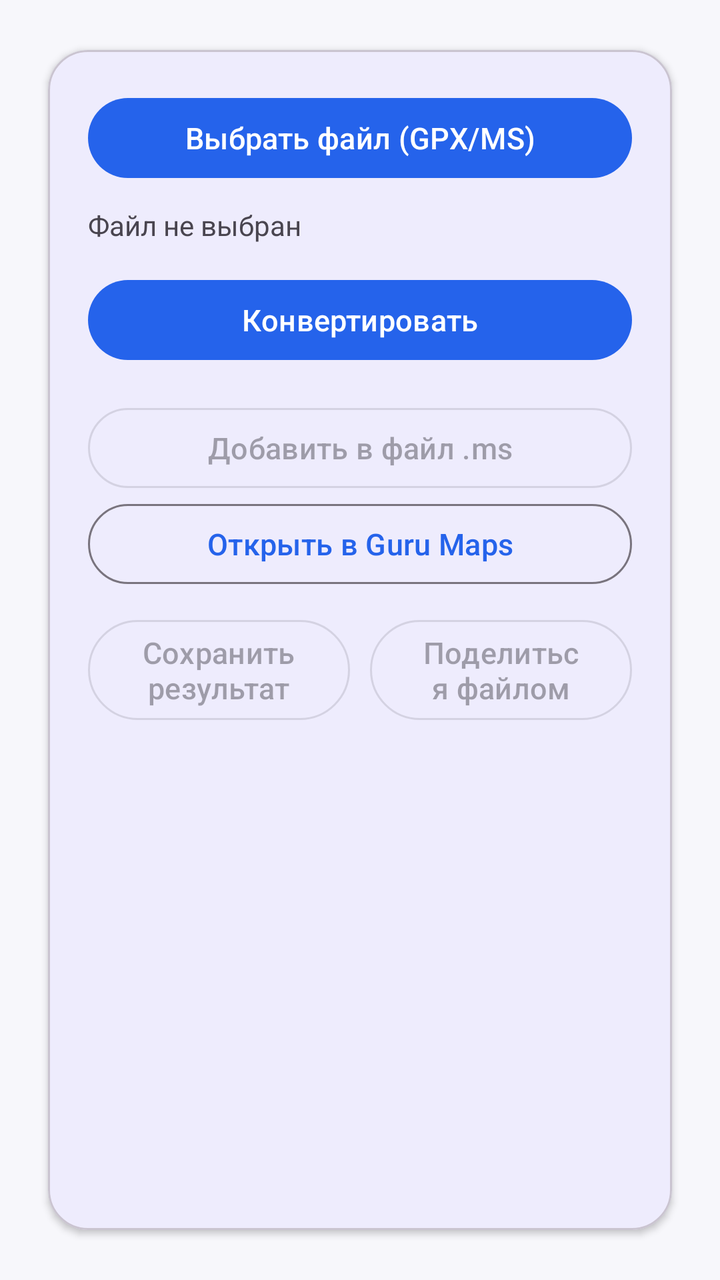
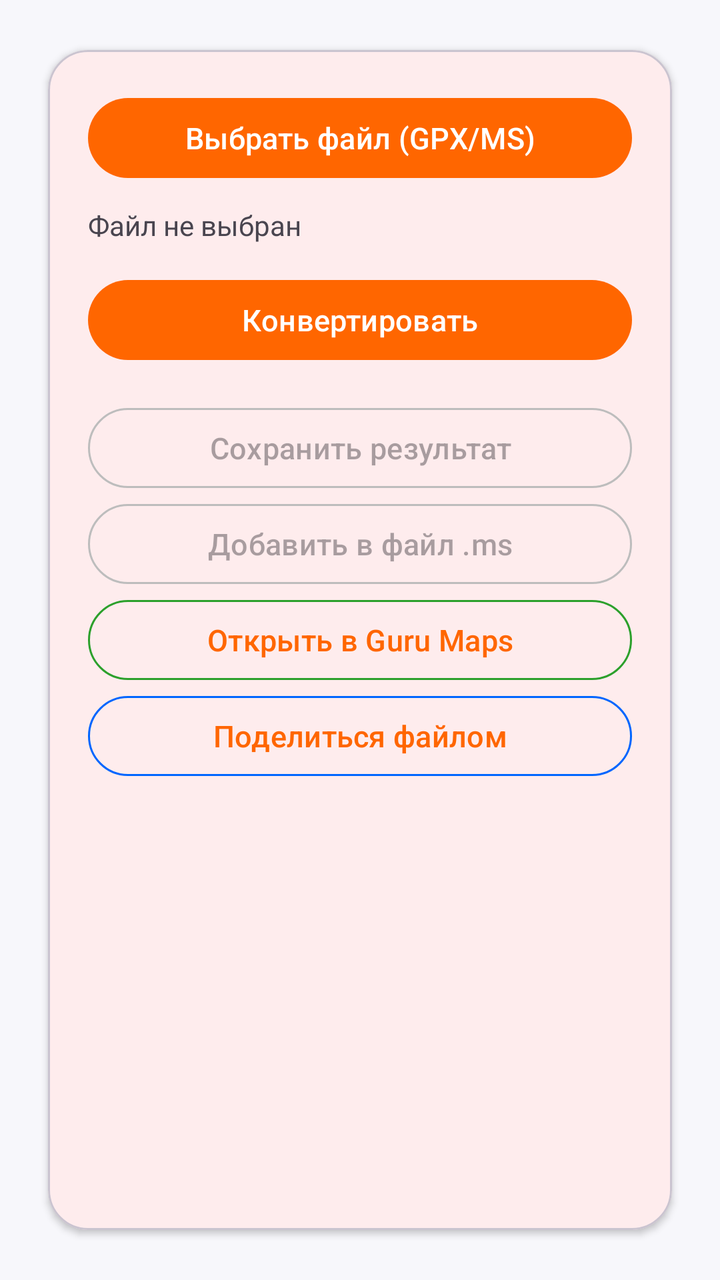

The first picture is an Android layout as it rendered before a commit; the second is the same layout after the commit. The layout source and the unified diff follow.
<!-- AndroidManifest.xml: application theme Theme.GPX2MS -->
<!-- res/layout/activity_main.xml -->
<?xml version="1.0" encoding="utf-8"?>
<ScrollView xmlns:android="http://schemas.android.com/apk/res/android"
    xmlns:app="http://schemas.android.com/apk/res-auto"
    android:layout_width="match_parent"
    android:layout_height="match_parent"
    android:fillViewport="true"
    android:padding="16dp">

    <com.google.android.material.card.MaterialCardView
        android:layout_width="match_parent"
        android:layout_height="wrap_content"
        app:cardCornerRadius="20dp"
        app:cardElevation="2dp"
        app:cardUseCompatPadding="true">

        <LinearLayout
            android:layout_width="match_parent"
            android:layout_height="wrap_content"
            android:orientation="vertical"
            android:padding="20dp">


            <com.google.android.material.button.MaterialButton
                android:id="@+id/btnPick"
                style="@style/Widget.Material3.Button"
                android:layout_width="match_parent"
                android:layout_height="wrap_content"
                android:textSize="15sp"
                android:text="@string/btn_pick"/>

            <TextView
                android:id="@+id/txtPicked"
                android:layout_width="match_parent"
                android:layout_height="wrap_content"
                android:paddingTop="10dp"
                android:text="@string/file_not_selected"/>

            <com.google.android.material.button.MaterialButton
                android:id="@+id/btnConvert"
                style="@style/Widget.Material3.Button"
                android:layout_width="match_parent"
                android:layout_height="wrap_content"
                android:layout_marginTop="14dp"
                android:textSize="15sp"
                android:text="@string/btn_convert"/>



            <Button
                android:id="@+id/btnAppend"
                style="@style/Widget.Material3.Button.OutlinedButton"
                android:layout_width="match_parent"
                android:layout_height="wrap_content"
                android:text="@string/append_into_target"
                android:textSize="15sp"
                android:layout_marginTop="16dp"
                android:enabled="false" />

            <Button
                android:id="@+id/btnOpenGuru"
                style="@style/Widget.Material3.Button.OutlinedButton"
                android:layout_width="match_parent"
                android:layout_height="wrap_content"
                android:text="@string/openGuru"
                android:textSize="15sp"
                android:enabled="true" />

            <LinearLayout
                android:layout_width="match_parent"
                android:layout_height="wrap_content"
                android:orientation="horizontal"
                android:layout_marginTop="10dp">


                <com.google.android.material.button.MaterialButton
                    android:id="@+id/btnSave"
                    style="@style/Widget.Material3.Button.OutlinedButton"
                    android:layout_width="0dp"
                    android:layout_height="wrap_content"
                    android:layout_weight="1"
                    android:text="@string/btn_save"
                    android:textSize="15sp"
                    android:enabled="false"/>

                <com.google.android.material.button.MaterialButton
                    android:id="@+id/btnShare"
                    style="@style/Widget.Material3.Button.OutlinedButton"
                    android:layout_width="0dp"
                    android:layout_height="wrap_content"
                    android:layout_weight="1"
                    android:layout_marginStart="10dp"
                    android:text="@string/btn_share"
                    android:textSize="15sp"
                    android:enabled="false"/>
            </LinearLayout>

            <TextView
                android:id="@+id/txtResult"
                android:layout_width="match_parent"
                android:layout_height="wrap_content"
                android:layout_marginTop="14dp"
                android:text=""/>
        </LinearLayout>
    </com.google.android.material.card.MaterialCardView>
</ScrollView>
<!-- resources referenced by this layout -->
<resources>
  <string name="append_into_target">Добавить в файл .ms</string>
  <string name="btn_convert">Конвертировать</string>
  <string name="btn_pick">Выбрать файл (GPX/MS)</string>
  <string name="btn_save">Сохранить результат</string>
  <string name="btn_share">Поделиться файлом</string>
  <string name="file_not_selected">Файл не выбран</string>
  <string name="openGuru">Открыть в Guru Maps</string>
  <style name="Theme.GPX2MS" parent="Theme.Material3.DayNight.NoActionBar">
          <item name="colorPrimary">@color/md_theme_light_primary</item>
          <item name="colorOnPrimary">@color/md_theme_light_onPrimary</item>
          <item name="colorSecondary">@color/md_theme_light_secondary</item>
          <item name="colorOnSecondary">@color/md_theme_light_onSecondary</item>
          <item name="android:windowBackground">@color/md_theme_light_background</item>
      </style>
  <color name="md_theme_light_primary">#2563EB</color>
  <color name="md_theme_light_onPrimary">#FFFFFF</color>
  <color name="md_theme_light_secondary">#06B6D4</color>
  <color name="md_theme_light_onSecondary">#FFFFFF</color>
  <color name="md_theme_light_background">#F7F7FB</color>
</resources>

<!-- the commit's change to res/layout/activity_main.xml (unified diff, before → after) -->
@@ -44,55 +44,48 @@
                 android:textSize="15sp"
                 android:text="@string/btn_convert"/>
 
+            <com.google.android.material.button.MaterialButton
+                android:id="@+id/btnSave"
+                style="@style/Widget.Material3.Button.OutlinedButton"
+                android:layout_width="match_parent"
+                android:layout_height="wrap_content"
+                android:text="@string/btn_save"
+                android:textSize="15sp"
+                android:layout_marginTop="16dp"
+                app:strokeColor="@color/outlined_button_stroke"
+                android:enabled="false" />
 
-
-            <Button
+            <com.google.android.material.button.MaterialButton
                 android:id="@+id/btnAppend"
                 style="@style/Widget.Material3.Button.OutlinedButton"
                 android:layout_width="match_parent"
                 android:layout_height="wrap_content"
                 android:text="@string/append_into_target"
                 android:textSize="15sp"
-                android:layout_marginTop="16dp"
+                app:strokeColor="@color/outlined_button_stroke"
                 android:enabled="false" />
 
-            <Button
+
+            <com.google.android.material.button.MaterialButton
                 android:id="@+id/btnOpenGuru"
                 style="@style/Widget.Material3.Button.OutlinedButton"
                 android:layout_width="match_parent"
                 android:layout_height="wrap_content"
                 android:text="@string/openGuru"
                 android:textSize="15sp"
+                app:strokeColor="@color/outlined_button_guru"
                 android:enabled="true" />
 
-            <LinearLayout
+            <com.google.android.material.button.MaterialButton
+                android:id="@+id/btnShare"
+                style="@style/Widget.Material3.Button.OutlinedButton"
                 android:layout_width="match_parent"
                 android:layout_height="wrap_content"
-                android:orientation="horizontal"
-                android:layout_marginTop="10dp">
+                android:text="@string/btn_share"
+                android:textSize="15sp"
+                app:strokeColor="@color/outlined_button_share"
+                android:enabled="true" />
 
-
-                <com.google.android.material.button.MaterialButton
-                    android:id="@+id/btnSave"
-                    style="@style/Widget.Material3.Button.OutlinedButton"
-                    android:layout_width="0dp"
-                    android:layout_height="wrap_content"
-                    android:layout_weight="1"
-                    android:text="@string/btn_save"
-                    android:textSize="15sp"
-                    android:enabled="false"/>
-
-                <com.google.android.material.button.MaterialButton
-                    android:id="@+id/btnShare"
-                    style="@style/Widget.Material3.Button.OutlinedButton"
-                    android:layout_width="0dp"
-                    android:layout_height="wrap_content"
-                    android:layout_weight="1"
-                    android:layout_marginStart="10dp"
-                    android:text="@string/btn_share"
-                    android:textSize="15sp"
-                    android:enabled="false"/>
-            </LinearLayout>
 
             <TextView
                 android:id="@+id/txtResult"
<!-- resource entries referenced after the edit -->
@@ -14,7 +14,7 @@
           <item name="colorOnSecondary">@color/md_theme_light_onSecondary</item>
           <item name="android:windowBackground">@color/md_theme_light_background</item>
       </style>
-  <color name="md_theme_light_primary">#2563EB</color>
+  <color name="md_theme_light_primary">#ffff6600</color>
   <color name="md_theme_light_onPrimary">#FFFFFF</color>
   <color name="md_theme_light_secondary">#06B6D4</color>
   <color name="md_theme_light_onSecondary">#FFFFFF</color>
